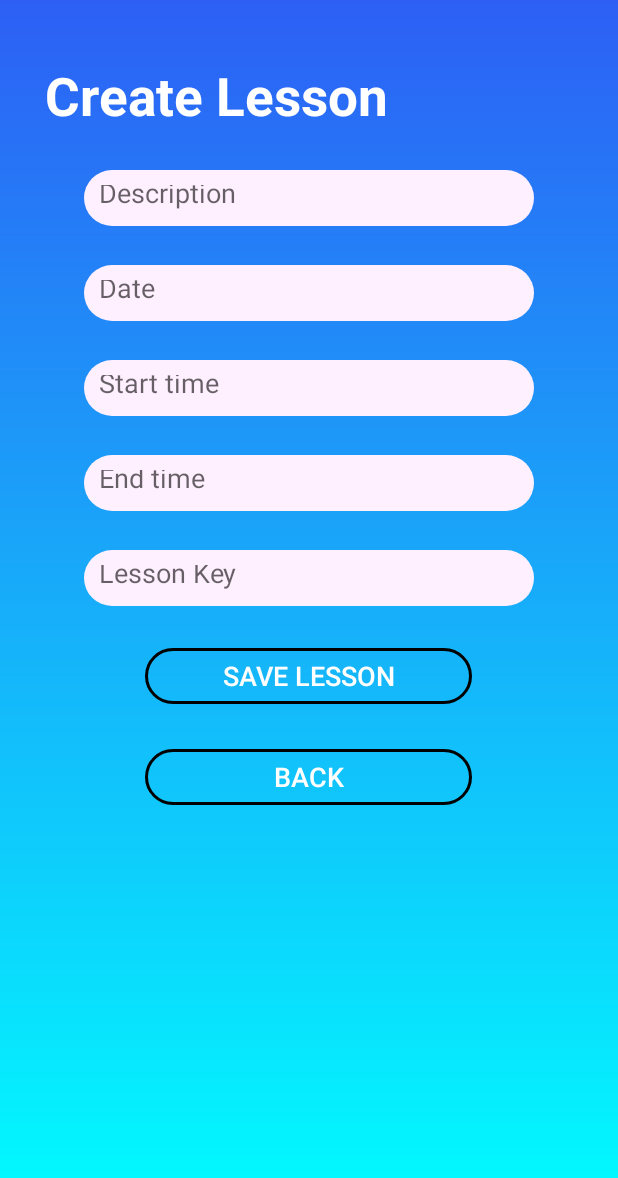
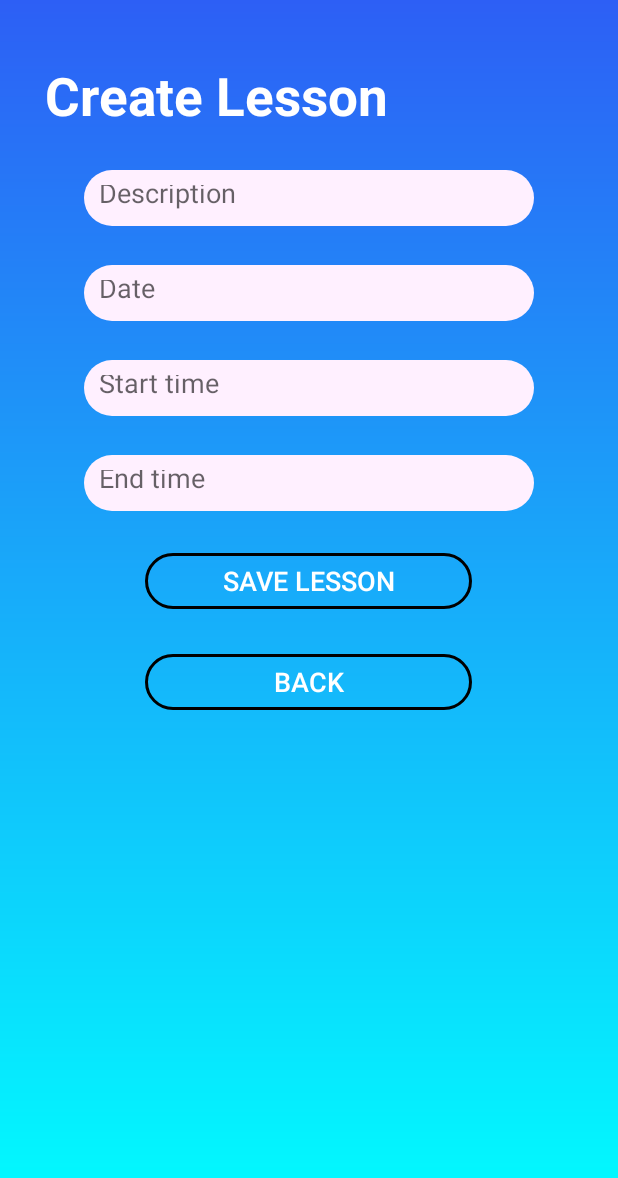
Before and after one commit to RetroGuitar/Dibapp, an Android app: the CreateLesson screen opened directly, with no data from a screen before it, on a phone screen of 412 x 824 dp. Shown: the top 1178 px of the screen. Run offline under Robolectric (Android 15) with nearby library versions, the phone set to English and light mode, and no system bars; our stand-ins replace Firebase (no records; nobody signed in at launch, a user with empty details on screens opened directly).

Commit message:
Applicazione Completata. Miglioramenti.

```diff
--- a/app/src/main/java/com/example/dibapp/StudentLessonDataActivity.java
+++ b/app/src/main/java/com/example/dibapp/StudentLessonDataActivity.java
@@ -30,7 +30,7 @@ import com.google.firebase.database.ValueEventListener;
 
 public class StudentLessonDataActivity extends AppCompatActivity {
     TextView schedaDesc, date, start, end;
-    EditText key;
+
     Button present, valutations, insertC, back;
     String descrizione, data, inizio, fine, chiave;
     Boolean isStarted;
@@ -48,7 +48,7 @@ public class StudentLessonDataActivity extends AppCompatActivity {
         date = (TextView) findViewById(R.id.pschedadate);
         start = (TextView) findViewById(R.id.pschedastart);
         end = (TextView) findViewById(R.id.pschedaend);
-        key = (EditText) findViewById(R.id.pschedachiave);
+
         present = (Button) findViewById(R.id.lessonlistbutton);
         valutations = (Button) findViewById(R.id.commentlistbutton);
         insertC = (Button) findViewById(R.id.commentinsertbutton);
@@ -106,7 +106,6 @@ public class StudentLessonDataActivity extends AppCompatActivity {
                 data = lezioneSnapshot.child("data").getValue(String.class);
                 inizio = lezioneSnapshot.child("ora_i").getValue(String.class);
                 fine = lezioneSnapshot.child("ora_f").getValue(String.class);
-                chiave = lezioneSnapshot.child("chiave").getValue(String.class);
                 tAcc=lezioneSnapshot.child("position").child("accuracy").getValue(Double.class);
                 tLt=lezioneSnapshot.child("position").child("latitude").getValue(Double.class);
                 tLn= lezioneSnapshot.child("position").child("longitude").getValue(Double.class);
--- a/app/src/main/java/com/example/dibapp/module/Lesson.java
+++ b/app/src/main/java/com/example/dibapp/module/Lesson.java
@@ -7,18 +7,18 @@ public class Lesson {
     public String data;
     public String ora_i;
     public String ora_f;
-    public String chiave;
+
     public boolean iniziata;
 
     public Lesson(String id, String descrizione, String data, String ora_i,
-                  String ora_f, String chiave, boolean iniziata) {
+                  String ora_f, boolean iniziata) {
 
         this.id = id;
         this.descrizione=descrizione;
         this.data=data;
         this.ora_i=ora_i;
         this.ora_f=ora_f;
-        this.chiave=chiave;
+
         this.iniziata=iniziata;
 
 
--- a/app/src/main/res/layout/activity_create_lesson.xml
+++ b/app/src/main/res/layout/activity_create_lesson.xml
@@ -90,21 +90,6 @@
         android:paddingTop="10dp"
         android:paddingBottom="10dp" />
 
-    <EditText
-        android:id="@+id/text_lesson_key"
-        android:layout_width="300dp"
-        android:layout_height="37dp"
-        android:layout_gravity="center_horizontal"
-        android:layout_marginStart="28dp"
-        android:layout_marginTop="26dp"
-        android:layout_marginEnd="28dp"
-        android:paddingLeft="10dp"
-        android:background="@drawable/rounded_textbox"
-        android:hint="@string/LessonKey"
-        android:inputType="text"
-        android:paddingTop="10dp"
-        android:paddingBottom="10dp" />
-
     <Button
         android:id="@+id/btn_lesson_save"
         android:layout_width="218dp"
```
Also changed, not shown: app/src/main/java/com/example/dibapp/CreateLesson.java (+3 -7 lines), app/src/main/java/com/example/dibapp/TeacherLessonDataActivity.java (+5 -5 lines), app/src/main/res/layout/activity_student_lesson_data.xml (+2 -14 lines), app/src/main/res/layout/activity_teacher_lesson_data.xml (+1 -11 lines).
